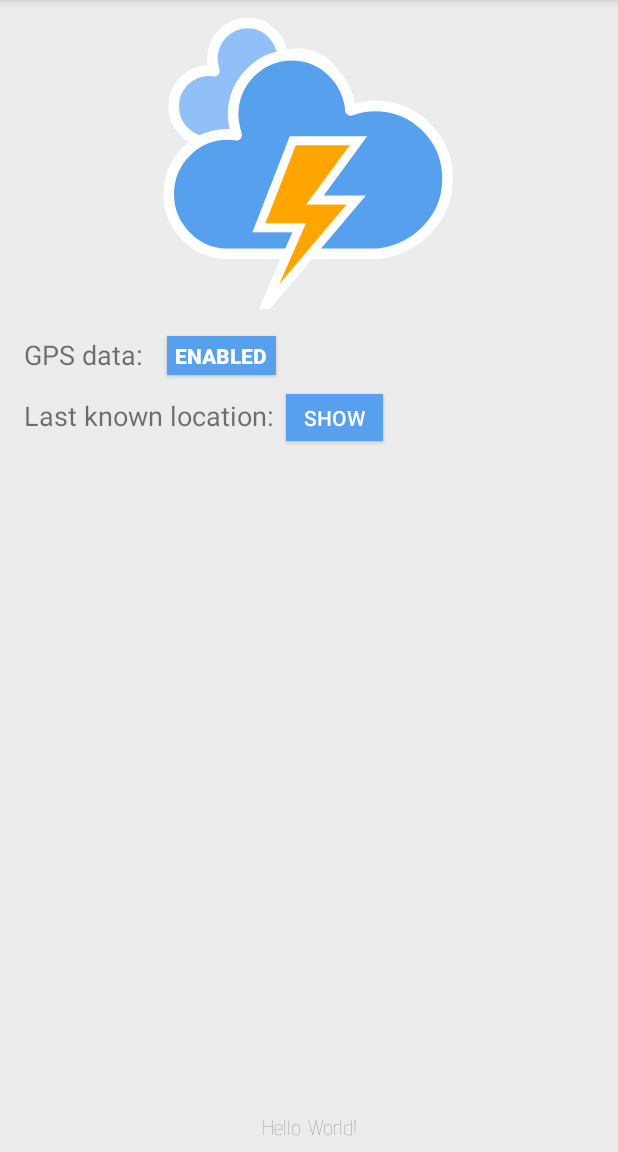
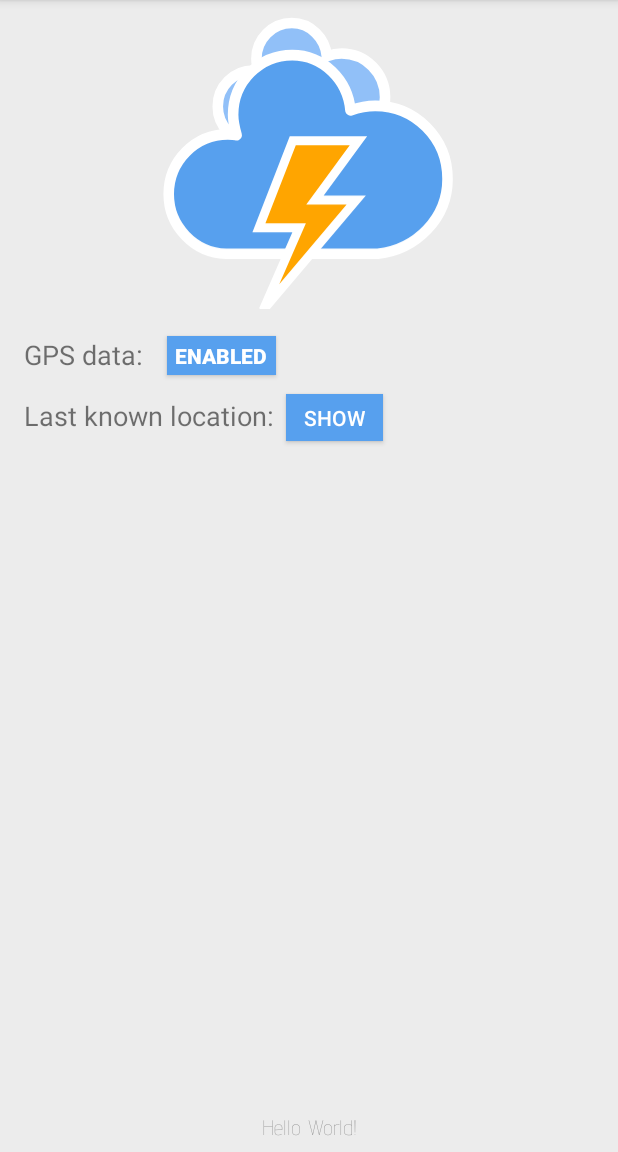
Before and after one commit to piskula/simple-weather, an Android app: the screen it shows after launch (MainActivity), on a phone screen of 412 x 824 dp, the part 84-1236 px from its top. Run offline under Robolectric (Android 15) with nearby library versions, the phone set to English and light mode, and no system bars; 4 statements that could not run were skipped.

Commit message:
styling changes and refactoring

```diff
--- a/app/src/main/java/sk/momosi/simplewidget/widget/ActualWidgetBase.kt
+++ b/app/src/main/java/sk/momosi/simplewidget/widget/ActualWidgetBase.kt
@@ -46,7 +46,7 @@ abstract class ActualWidgetBase : AppWidgetProvider() {
 
             // this intent is responsible for manually updating widget
             views.setOnClickPendingIntent(
-                R.id.weather_icon,
+                R.id.actual_widget_wrapper,
                 generateUpdateButtonIntent(context, appWidgetId, clazz.java)
             )
 
--- a/app/src/main/res/anim/float_cloud.xml
+++ b/app/src/main/res/animator/float_cloud.xml
@@ -3,9 +3,9 @@
     <objectAnimator
             android:name="top_container"
             android:propertyName="translateX"
-            android:duration="700"
-            android:valueFrom="0"
-            android:valueTo="-1.41421356"
+            android:duration="4000"
+            android:valueFrom="5"
+            android:valueTo="-1"
             android:valueType="floatType"
             android:repeatCount="-1"
             android:repeatMode="reverse"
--- /dev/null
+++ b/app/src/main/res/animator/tremble_flashlight.xml
@@ -0,0 +1,25 @@
+<?xml version="1.0" encoding="utf-8"?>
+<set xmlns:android="http://schemas.android.com/apk/res/android">
+    <objectAnimator
+            android:name="shaking"
+            android:propertyName="scaleY"
+            android:duration="1000"
+            android:valueFrom="1"
+            android:valueTo="1.07"
+            android:valueType="floatType"
+            android:repeatCount="-1"
+            android:repeatMode="reverse"
+            android:startOffset="2000"
+            android:interpolator="@android:anim/accelerate_decelerate_interpolator"/>
+    <objectAnimator
+            android:name="shaking"
+            android:propertyName="translateY"
+            android:duration="1000"
+            android:valueFrom="0"
+            android:valueTo="-1.5"
+            android:valueType="floatType"
+            android:repeatCount="-1"
+            android:repeatMode="reverse"
+            android:startOffset="2000"
+            android:interpolator="@android:anim/accelerate_decelerate_interpolator"/>
+</set>
--- a/app/src/main/res/drawable/floated_w11d.xml
+++ b/app/src/main/res/drawable/floated_w11d.xml
@@ -1,4 +1,6 @@
 <?xml version="1.0" encoding="utf-8"?>
-<animated-vector xmlns:android="http://schemas.android.com/apk/res/android" android:drawable="@drawable/w11d">
-    <target android:animation="@anim/float_cloud" android:name="smallCloud" />
+<animated-vector xmlns:android="http://schemas.android.com/apk/res/android"
+                 android:drawable="@drawable/w11d">
+    <target android:animation="@animator/float_cloud" android:name="smallCloud" />
+    <target android:animation="@animator/tremble_flashlight" android:name="flashLight" />
 </animated-vector>
--- a/app/src/main/res/drawable/w11d.xml
+++ b/app/src/main/res/drawable/w11d.xml
@@ -10,7 +10,10 @@
     <path android:fillColor="#57A0EE"
           android:pathData="M32.7,18.4c0,-4.6 -3.7,-8.2 -8.2,-8.2c-1,0 -1.9,0.2 -2.8,0.5c-0.3,-3.4 -3.1,-6.2 -6.6,-6.2c-3.7,0 -6.7,3 -6.7,6.7c0,0.8 0.2,1.6 0.4,2.3c-0.3,-0.1 -0.7,-0.1 -1,-0.1c-3.7,0 -6.7,3 -6.7,6.7c0,3.6 2.9,6.6 6.5,6.7l17.2,0C29.2,26.3 32.7,22.8 32.7,18.4z"
           android:strokeColor="#FFFFFF" android:strokeLineJoin="round" android:strokeWidth="1.2"/>
-    <path android:fillColor="#ffa500"
-          android:pathData="M15.16,14.12l7.44,0l-4.92,6.64l4.68,0l-10.56,12.36l4.08,-9.24l-4.56,0z"
-          android:strokeColor="#ffffff" android:strokeWidth="1"/>
+    <group
+        android:name="flashLight">
+        <path android:fillColor="#ffa500"
+              android:pathData="M15.16,14.12l7.44,0l-4.92,6.64l4.68,0l-10.56,12.36l4.08,-9.24l-4.56,0z"
+              android:strokeColor="#ffffff" android:strokeWidth="1"/>
+    </group>
 </vector>
--- a/app/src/main/res/values-v14/dimens.xml
+++ b/app/src/main/res/values-v14/dimens.xml
@@ -6,5 +6,11 @@ Refer to App Widget Documentation for margin information
 http://developer.android.com/guide/topics/appwidgets/index.html#CreatingLayout
     -->
     <dimen name="widget_margin">0dp</dimen>
+    <dimen name="default_horizontal_margin">8dp</dimen>
 
+    <dimen name="picture_margin_top">4dp</dimen>
+    <dimen name="picture_margin_start">4dp</dimen>
+    <dimen name="picture_margin_bottom">4dp</dimen>
+
+    <dimen name="placeValue_bottom_margin">4dp</dimen>
 </resources>
--- a/app/src/main/res/values/strings.xml
+++ b/app/src/main/res/values/strings.xml
@@ -9,4 +9,5 @@
     <string name="last_known_location">Last known location:</string>
     <string name="widget_actual_label">Actual Weather</string>
     <string name="unit_celsius">°C</string>
+    <string name="empty_place">-</string>
 </resources>
```
Also changed, not shown: app/src/main/res/layout/actual_2x1_widget.xml (+4 -6 lines), app/src/main/res/layout/actual_3x1_widget.xml (+7 -9 lines), app/src/main/res/values/styles.xml (+7 -3 lines).
